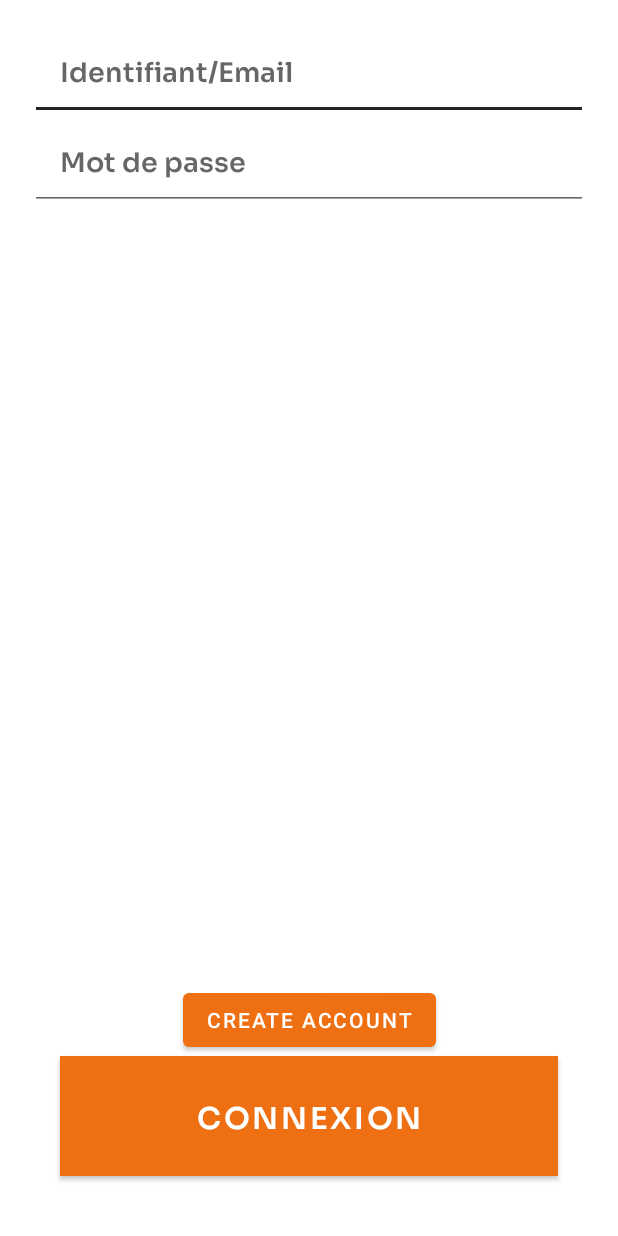
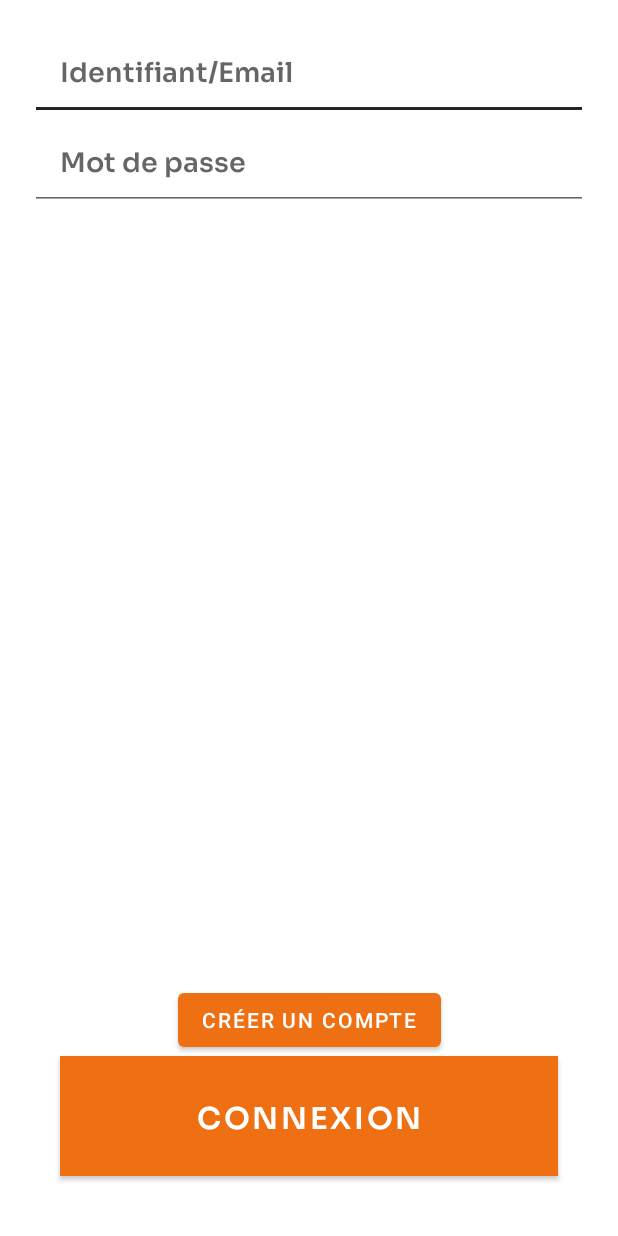
Before and after one commit to OA9w/Projet-BTS-SIO, an Android app: the screen it shows after launch (ConnexionActivity), on a phone screen of 412 x 824 dp. Run offline under Robolectric (Android 15) with nearby library versions, the phone set to English and light mode, and no system bars; our stand-ins replace Firebase (no records; nobody signed in at launch, a user with empty details on screens opened directly).

Commit message:
connexion

```diff
--- a/app/build.gradle
+++ b/app/build.gradle
@@ -7,7 +7,6 @@ plugins {
 android {
     namespace 'com.example.muscuv0'
     compileSdkVersion 34
-    buildToolsVersion '27.0.3'
 
     defaultConfig {
         applicationId "com.example.muscuv0"
@@ -35,7 +34,7 @@ android {
     buildFeatures {
         viewBinding true
     }
-    buildToolsVersion '33.0.2'
+
 }
 
 dependencies {
--- a/app/src/main/res/layout/connexion_start.xml
+++ b/app/src/main/res/layout/connexion_start.xml
@@ -50,10 +50,20 @@
         android:id="@+id/goto_registration_btn"
         android:layout_width="wrap_content"
         android:layout_height="wrap_content"
-        android:text="Create Account"
+        android:text="@string/login_page_btn_create_account"
         app:layout_constraintBottom_toTopOf="@+id/login_btn"
         app:layout_constraintEnd_toEndOf="parent"
         app:layout_constraintStart_toStartOf="parent" />
 
+    <TextView
+        android:id="@+id/errorMessageTextView"
+        android:layout_width="wrap_content"
+        android:layout_height="wrap_content"
+        android:textColor="@android:color/holo_red_dark"
+        android:visibility="gone"
+        app:layout_constraintBottom_toTopOf="@+id/goto_registration_btn"
+        app:layout_constraintLeft_toLeftOf="parent"
+        app:layout_constraintRight_toRightOf="parent"
+        app:layout_constraintTop_toBottomOf="@+id/login_password" />
 
 </androidx.constraintlayout.widget.ConstraintLayout>
--- a/app/src/main/res/values/strings.xml
+++ b/app/src/main/res/values/strings.xml
@@ -73,6 +73,7 @@
     <string name="login_page_username_mail">Identifiant/Email</string>
     <string name="login_page_password">Mot de passe</string>
     <string name="login_page_btn_connect">Connexion</string>
+    <string name="login_page_btn_create_account">Créer un compte</string>
 
     <!-- Page de création de compte -->
     <string name="sign_in_page_username">Identifiant</string>
```
Also changed, not shown: app/src/main/java/com/example/muscuv0/ConnexionActivity.kt (+62 -6 lines), app/src/main/java/com/example/muscuv0/ExerciceActivity.kt (added, +11 -0 lines), app/src/main/java/com/example/muscuv0/WorkoutPopup.kt (+6 -2 lines), app/src/main/res/layout/create_account.xml (+16 -1 lines), app/src/main/res/layout/exercice_page.xml (added, +9 -0 lines).
